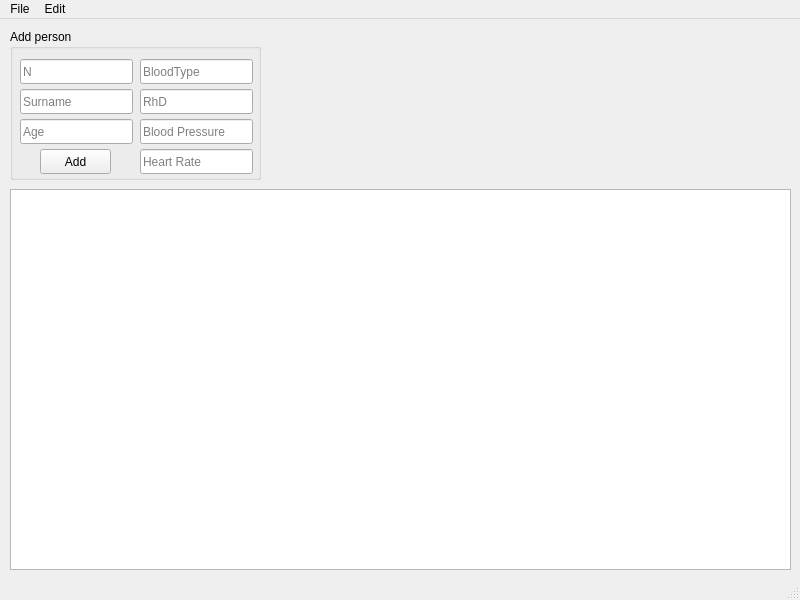
Before: the Qt Designer form OOP/cw/mainwindow.ui in geekylthyosaur/lpnu, drawn with Qt 5.
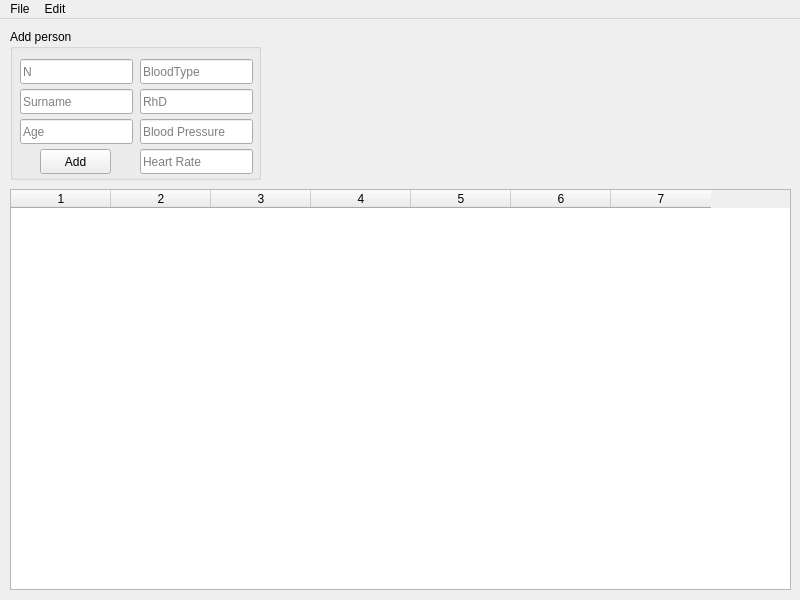
After: the same form once the commit is applied.

```diff
--- a/OOP/cw/mainwindow.ui
+++ b/OOP/cw/mainwindow.ui
@@ -32,16 +32,6 @@
    <string>Course Work</string>
   </property>
   <widget class="QWidget" name="centralwidget">
-   <widget class="QTableView" name="tableView">
-    <property name="geometry">
-     <rect>
-      <x>10</x>
-      <y>170</y>
-      <width>781</width>
-      <height>381</height>
-     </rect>
-    </property>
-   </widget>
    <widget class="QGroupBox" name="groupBox">
     <property name="geometry">
      <rect>
@@ -159,6 +149,35 @@
      </property>
     </widget>
    </widget>
+   <widget class="QTableWidget" name="tableWidget">
+    <property name="geometry">
+     <rect>
+      <x>10</x>
+      <y>170</y>
+      <width>781</width>
+      <height>401</height>
+     </rect>
+    </property>
+    <property name="editTriggers">
+     <set>QAbstractItemView::NoEditTriggers</set>
+    </property>
+    <property name="verticalScrollMode">
+     <enum>QAbstractItemView::ScrollPerPixel</enum>
+    </property>
+    <property name="horizontalScrollMode">
+     <enum>QAbstractItemView::ScrollPerPixel</enum>
+    </property>
+    <property name="columnCount">
+     <number>7</number>
+    </property>
+    <column/>
+    <column/>
+    <column/>
+    <column/>
+    <column/>
+    <column/>
+    <column/>
+   </widget>
   </widget>
   <widget class="QMenuBar" name="menubar">
    <property name="geometry">
@@ -185,7 +204,6 @@
    <addaction name="menuFile"/>
    <addaction name="menuEdit"/>
   </widget>
-  <widget class="QStatusBar" name="statusbar"/>
   <action name="actionOpen">
    <property name="text">
     <string>Open</string>
```
